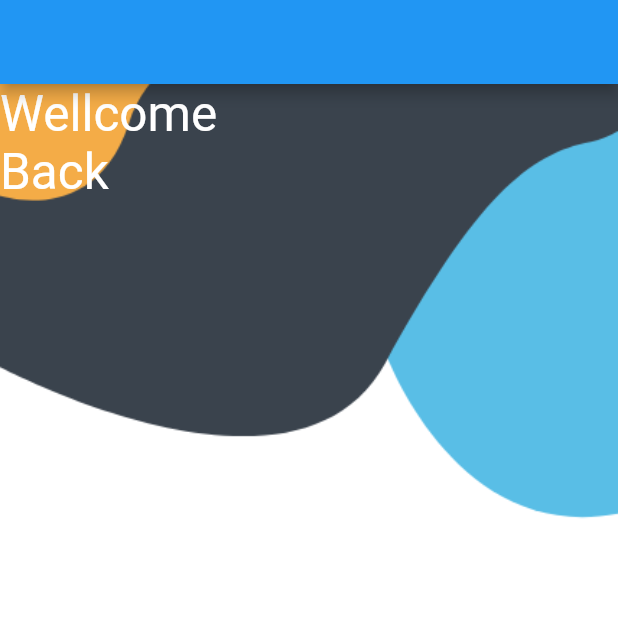
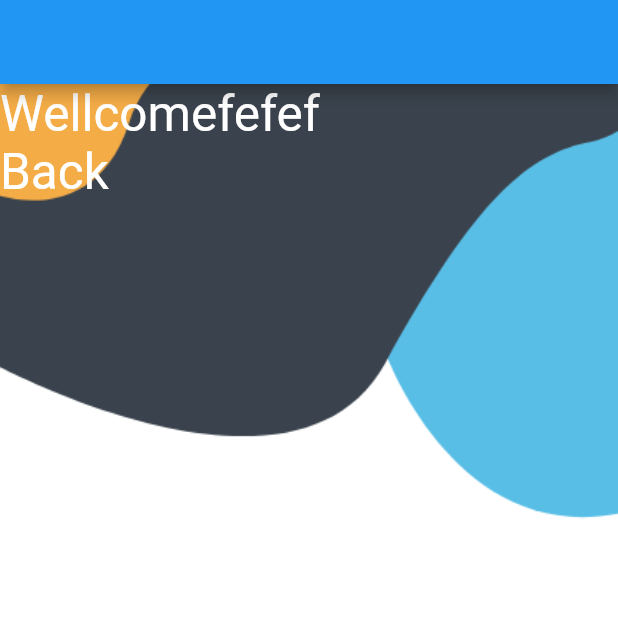
Before and after one commit to roniach019/login_and_registration_f1, a Flutter app: the screen it shows after launch, on a phone screen of 412 x 824 dp, the top half of it. Run offline on Flutter 3.47's test engine with Material 2 defaults, Android fonts, the phone set to English and light mode, and no system bars.

Commit message:
login text filed is added .. but text is not showing clearly in any device

```diff
--- a/lib/login.dart
+++ b/lib/login.dart
@@ -1,3 +1,4 @@
+//sdk path - C:\Users\DELL\Documents\FlutterDev\flutter\bin\cache\dart-sdk
 import 'package:flutter/material.dart';
 
 class MyLogin extends StatefulWidget {
@@ -27,7 +28,7 @@ class _MyLoginState extends State<MyLogin> {
             Container(
               //padding: EdgeInsets.only(left: 35, top: 130),
               child: Text(
-                'Wellcome\nBack',
+                'Wellcomefefef\nBack',
                 style: TextStyle(color: Colors.white, fontSize: 33),
               )
             ),
```
